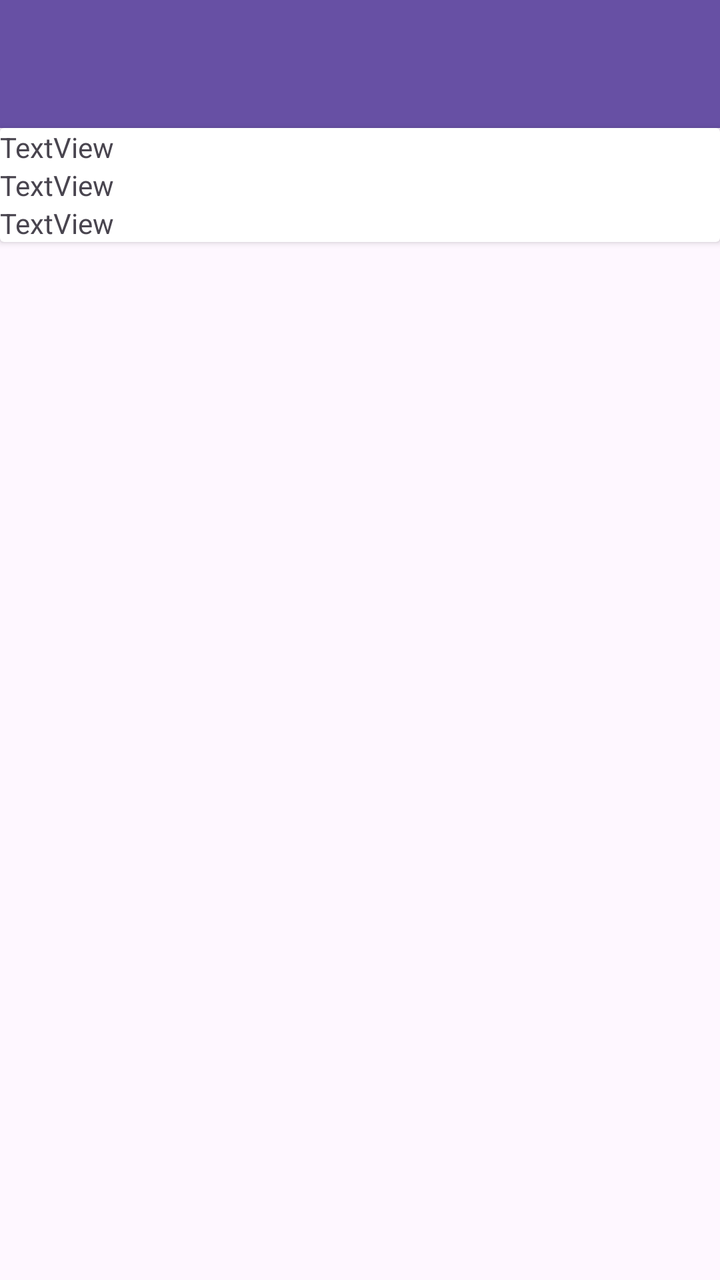
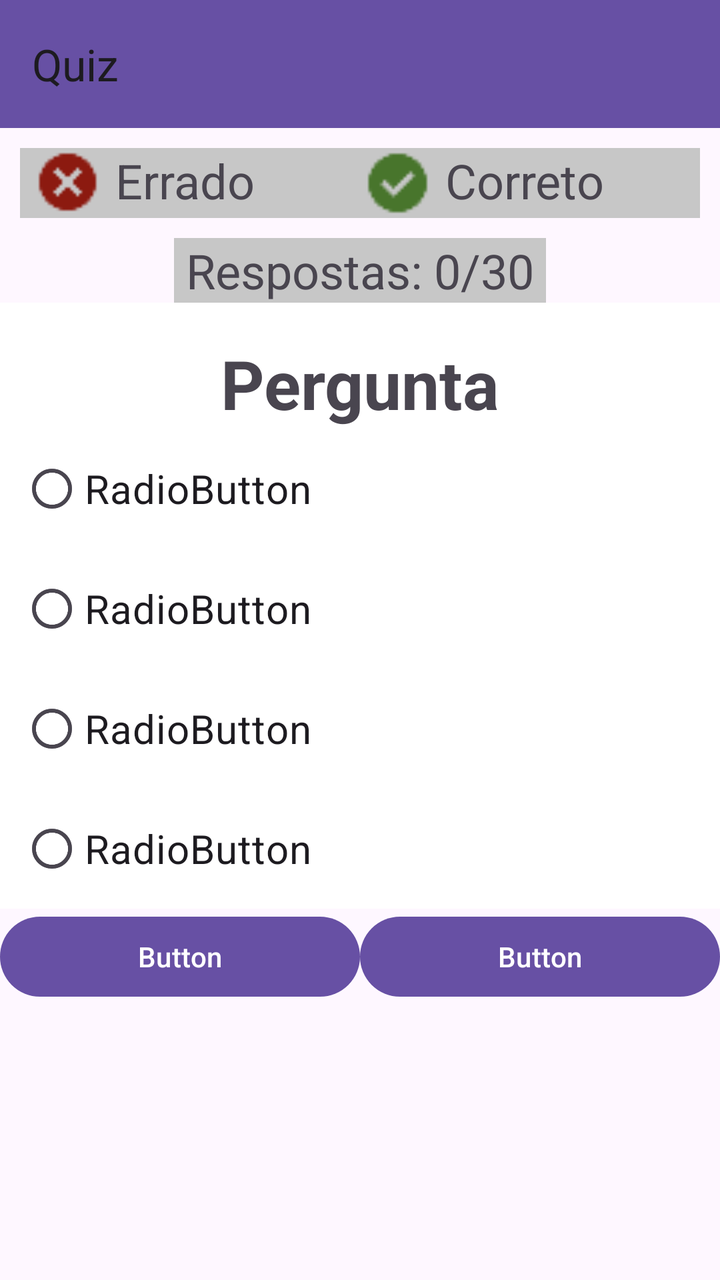

Compare the two renders of this Android layout. The source of the first and the diff that turns it into the second are given below.
<!-- AndroidManifest.xml: application theme Theme.ProjetoPDMII -->
<!-- res/layout/activity_quiz.xml -->
<?xml version="1.0" encoding="utf-8"?>
<LinearLayout xmlns:android="http://schemas.android.com/apk/res/android"
    xmlns:app="http://schemas.android.com/apk/res-auto"
    xmlns:tools="http://schemas.android.com/tools"
    android:id="@+id/main"
    android:layout_width="match_parent"
    android:layout_height="match_parent"
    android:orientation="vertical"
    tools:context=".quiz">

    <androidx.appcompat.widget.Toolbar
        android:id="@+id/toolbar4"
        android:layout_width="match_parent"
        android:layout_height="wrap_content"
        android:background="?attr/colorPrimary"
        android:minHeight="?attr/actionBarSize"
        android:theme="?attr/actionBarTheme" />

    <androidx.cardview.widget.CardView
        android:layout_width="match_parent"
        android:layout_height="wrap_content">

        <LinearLayout
            android:layout_width="match_parent"
            android:layout_height="match_parent"
            android:orientation="vertical">

            <LinearLayout
                android:layout_width="match_parent"
                android:layout_height="wrap_content"
                android:orientation="horizontal">

                <TextView
                    android:id="@+id/textView11"
                    android:layout_width="wrap_content"
                    android:layout_height="wrap_content"
                    android:layout_weight="1"
                    android:text="TextView" />
            </LinearLayout>

            <LinearLayout
                android:layout_width="match_parent"
                android:layout_height="wrap_content"
                android:orientation="horizontal">

                <TextView
                    android:id="@+id/textView12"
                    android:layout_width="wrap_content"
                    android:layout_height="wrap_content"
                    android:layout_weight="1"
                    android:text="TextView" />
            </LinearLayout>

            <LinearLayout
                android:layout_width="match_parent"
                android:layout_height="wrap_content"
                android:orientation="horizontal">

                <TextView
                    android:id="@+id/textView13"
                    android:layout_width="wrap_content"
                    android:layout_height="wrap_content"
                    android:layout_weight="1"
                    android:text="TextView" />
            </LinearLayout>
        </LinearLayout>
    </androidx.cardview.widget.CardView>
</LinearLayout>
<!-- resources referenced by this layout -->
<resources>
  <style name="Theme.ProjetoPDMII" parent="Base.Theme.ProjetoPDMII" />
  <style name="Base.Theme.ProjetoPDMII" parent="Theme.Material3.DayNight.NoActionBar">
          
          
      </style>
</resources>

<!-- the commit's change to res/layout/activity_quiz.xml (unified diff, before → after) -->
@@ -1,5 +1,5 @@
 <?xml version="1.0" encoding="utf-8"?>
-<LinearLayout xmlns:android="http://schemas.android.com/apk/res/android"
+<androidx.drawerlayout.widget.DrawerLayout xmlns:android="http://schemas.android.com/apk/res/android"
     xmlns:app="http://schemas.android.com/apk/res-auto"
     xmlns:tools="http://schemas.android.com/tools"
     android:id="@+id/main"
@@ -8,61 +8,190 @@
     android:orientation="vertical"
     tools:context=".quiz">
 
-    <androidx.appcompat.widget.Toolbar
-        android:id="@+id/toolbar4"
+    <LinearLayout
+        android:id="@+id/idLinearVertical"
         android:layout_width="match_parent"
-        android:layout_height="wrap_content"
-        android:background="?attr/colorPrimary"
-        android:minHeight="?attr/actionBarSize"
-        android:theme="?attr/actionBarTheme" />
+        android:layout_height="match_parent"
+        android:orientation="vertical">
 
-    <androidx.cardview.widget.CardView
-        android:layout_width="match_parent"
-        android:layout_height="wrap_content">
+        <androidx.appcompat.widget.Toolbar
+            android:id="@+id/toolbar4"
+            android:layout_width="match_parent"
+            android:layout_height="wrap_content"
+            android:background="?attr/colorPrimary"
+            android:minHeight="?attr/actionBarSize"
+            android:theme="?attr/actionBarTheme"
+            app:title="Quiz" />
 
         <LinearLayout
             android:layout_width="match_parent"
-            android:layout_height="match_parent"
+            android:layout_height="wrap_content"
             android:orientation="vertical">
 
             <LinearLayout
                 android:layout_width="match_parent"
                 android:layout_height="wrap_content"
-                android:orientation="horizontal">
+                android:gravity="center"
+                android:orientation="vertical">
+
+                <LinearLayout
+                    android:id="@+id/telinha"
+                    android:layout_width="match_parent"
+                    android:layout_height="wrap_content"
+                    android:layout_margin="10dp"
+                    android:background="#C7C7C7"
+                    android:orientation="horizontal">
+
+                    <ImageView
+                        android:id="@+id/imageView9"
+                        android:layout_width="0dp"
+                        android:layout_height="34dp"
+                        android:layout_weight="1"
+                        app:srcCompat="@drawable/vermelho" />
+
+                    <TextView
+                        android:id="@+id/textView11"
+                        android:layout_width="wrap_content"
+                        android:layout_height="wrap_content"
+                        android:layout_weight="1"
+                        android:text="Errado"
+                        android:textSize="24sp" />
+
+                    <ImageView
+                        android:id="@+id/imageView11"
+                        android:layout_width="0dp"
+                        android:layout_height="35dp"
+                        android:layout_weight="1"
+                        app:srcCompat="@drawable/verde" />
+
+                    <TextView
+                        android:id="@+id/textView12"
+                        android:layout_width="wrap_content"
+                        android:layout_height="wrap_content"
+                        android:layout_weight="1"
+                        android:text="Correto"
+                        android:textSize="24sp" />
+
+                </LinearLayout>
 
                 <TextView
-                    android:id="@+id/textView11"
+                    android:id="@+id/textView16"
                     android:layout_width="wrap_content"
                     android:layout_height="wrap_content"
-                    android:layout_weight="1"
-                    android:text="TextView" />
-            </LinearLayout>
+                    android:background="#C7C7C7"
+                    android:gravity="center"
+                    android:text=" Respostas: 0/30 "
+                    android:textSize="24sp" />
 
-            <LinearLayout
-                android:layout_width="match_parent"
-                android:layout_height="wrap_content"
-                android:orientation="horizontal">
-
-                <TextView
-                    android:id="@+id/textView12"
-                    android:layout_width="wrap_content"
-                    android:layout_height="wrap_content"
-                    android:layout_weight="1"
-                    android:text="TextView" />
-            </LinearLayout>
-
-            <LinearLayout
-                android:layout_width="match_parent"
-                android:layout_height="wrap_content"
-                android:orientation="horizontal">
-
-                <TextView
-                    android:id="@+id/textView13"
-                    android:layout_width="wrap_content"
-                    android:layout_height="wrap_content"
-                    android:layout_weight="1"
-                    android:text="TextView" />
             </LinearLayout>
         </LinearLayout>
-    </androidx.cardview.widget.CardView>
+
+        <LinearLayout
+            android:layout_width="match_parent"
+            android:layout_height="wrap_content"
+            android:background="#FFFFFF"
+            android:orientation="vertical">
+
+            <TextView
+                android:id="@+id/textView13"
+                android:layout_width="match_parent"
+                android:layout_height="63dp"
+                android:foregroundGravity="bottom"
+                android:gravity="bottom|center"
+                android:text="Pergunta"
+                android:textSize="34sp"
+                android:textStyle="bold" />
+
+            <RadioButton
+                android:id="@+id/radioButton"
+                android:layout_width="match_parent"
+                android:layout_height="60dp"
+                android:layout_marginLeft="10dp"
+                android:text="RadioButton"
+                android:textSize="20sp" />
+
+            <RadioButton
+                android:id="@+id/radioButton2"
+                android:layout_width="match_parent"
+                android:layout_height="60dp"
+                android:layout_marginLeft="10dp"
+                android:text="RadioButton"
+                android:textSize="20sp" />
+
+            <RadioButton
+                android:id="@+id/radioButton3"
+                android:layout_width="match_parent"
+                android:layout_height="60dp"
+                android:layout_marginLeft="10dp"
+                android:text="RadioButton"
+                android:textSize="20sp" />
+
+            <RadioButton
+                android:id="@+id/radioButton4"
+                android:layout_width="match_parent"
+                android:layout_height="60dp"
+                android:layout_marginLeft="10dp"
+                android:text="RadioButton"
+                android:textSize="20sp" />
+        </LinearLayout>
+
+        <LinearLayout
+            android:layout_width="match_parent"
+            android:layout_height="match_parent"
+            android:orientation="horizontal">
+
+            <Button
+                android:id="@+id/button3"
+                android:layout_width="wrap_content"
+                android:layout_height="wrap_content"
+                android:layout_weight="1"
+                android:text="Button" />
+
+            <Button
+                android:id="@+id/button4"
+                android:layout_width="wrap_content"
+                android:layout_height="wrap_content"
+                android:layout_weight="1"
+                android:text="Button" />
+        </LinearLayout>
+    </LinearLayout>
+
+    <com.google.android.material.navigation.NavigationView
+        android:layout_width="wrap_content"
+        android:layout_height="match_parent"
+        android:layout_gravity="start"
+        app:headerLayout="@layout/cabecarioi"
+        app:menu="@menu/menu" />
+</androidx.drawerlayout.widget.DrawerLayout>
+<!-- res/layout/cabecarioi.xml (included above) -->
+<?xml version="1.0" encoding="utf-8"?>
+<LinearLayout xmlns:android="http://schemas.android.com/apk/res/android"
+    xmlns:app="http://schemas.android.com/apk/res-auto"
+    android:layout_width="match_parent"
+    android:layout_height="180dp"
+    android:background="#156292"
+    android:gravity="bottom"
+    android:orientation="vertical"
+    android:padding="10dp">
+
+    <ImageView
+        android:id="@+id/imageView7"
+        android:layout_width="72dp"
+        android:layout_height="72dp"
+        android:backgroundTint="#E7E7E7"
+        app:srcCompat="@drawable/account_circle_48px" />
+
+    <TextView
+        android:id="@+id/textView9"
+        android:layout_width="match_parent"
+        android:layout_height="wrap_content"
+        android:text="@string/nome"
+        android:textColor="#E7E7E7" />
+
+    <TextView
+        android:id="@+id/textView10"
+        android:layout_width="match_parent"
+        android:layout_height="wrap_content"
+        android:text="@string/email"
+        android:textColor="#E7E7E7" />
 </LinearLayout>
<!-- resource entries referenced after the edit -->
@@ -1,5 +1,20 @@
 <!-- resources referenced by this layout -->
 <resources>
+  <!-- drawable account_circle_48px (drawable) -->
+  <vector xmlns:android="http://schemas.android.com/apk/res/android"
+      android:width="48dp"
+      android:height="48dp"
+      android:viewportWidth="960"
+      android:viewportHeight="960"
+      android:tint="?attr/colorControlNormal">
+    <path
+        android:fillColor="@android:color/white"
+        android:pathData="M222,705Q285,661 347,637.5Q409,614 480,614Q551,614 613.5,637.5Q676,661 739,705Q783,651 801.5,596Q820,541 820,480Q820,335 722.5,237.5Q625,140 480,140Q335,140 237.5,237.5Q140,335 140,480Q140,541 159,596Q178,651 222,705ZM382.5,470.5Q343,431 343,373Q343,315 382.5,275.5Q422,236 480,236Q538,236 577.5,275.5Q617,315 617,373Q617,431 577.5,470.5Q538,510 480,510Q422,510 382.5,470.5ZM480,880Q398,880 325,848.5Q252,817 197.5,762.5Q143,708 111.5,635Q80,562 80,480Q80,397 111.5,324.5Q143,252 197.5,197.5Q252,143 325,111.5Q398,80 480,80Q563,80 635.5,111.5Q708,143 762.5,197.5Q817,252 848.5,324.5Q880,397 880,480Q880,562 848.5,635Q817,708 762.5,762.5Q708,817 635.5,848.5Q563,880 480,880ZM587.5,804Q640,788 691,748Q640,712 587,693Q534,674 480,674Q426,674 373,693Q320,712 269,748Q320,788 372.5,804Q425,820 480,820Q535,820 587.5,804ZM535.5,428.5Q557,407 557,373Q557,339 535.5,317.5Q514,296 480,296Q446,296 424.5,317.5Q403,339 403,373Q403,407 424.5,428.5Q446,450 480,450Q514,450 535.5,428.5ZM480,373Q480,373 480,373Q480,373 480,373Q480,373 480,373Q480,373 480,373Q480,373 480,373Q480,373 480,373Q480,373 480,373Q480,373 480,373ZM480,747Q480,747 480,747Q480,747 480,747Q480,747 480,747Q480,747 480,747Q480,747 480,747Q480,747 480,747Q480,747 480,747Q480,747 480,747Z"/>
+  </vector>
+  <!-- drawable verde: png bitmap (drawable, 553 bytes) -->
+  <!-- drawable vermelho: png bitmap (drawable, 551 bytes) -->
+  <string name="email">marcelo.henrico@alunos.ifsuldeminas.edu.br</string>
+  <string name="nome">Marcelo Henrico Ferreira</string>
   <style name="Theme.ProjetoPDMII" parent="Base.Theme.ProjetoPDMII" />
   <style name="Base.Theme.ProjetoPDMII" parent="Theme.Material3.DayNight.NoActionBar">
           
